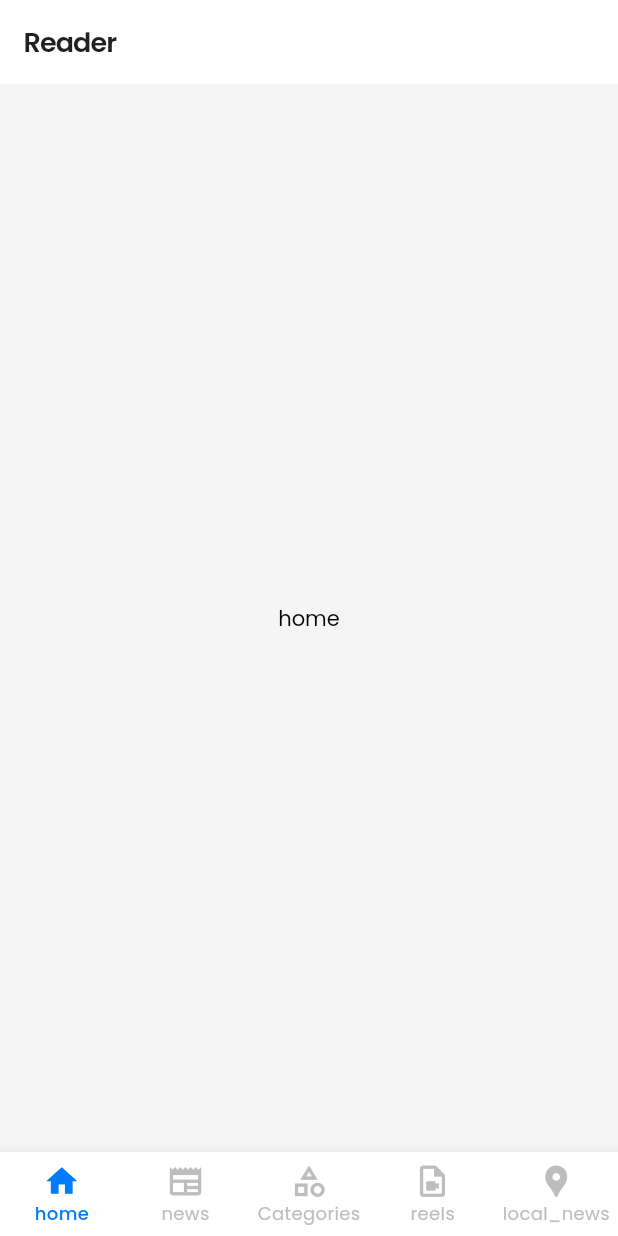
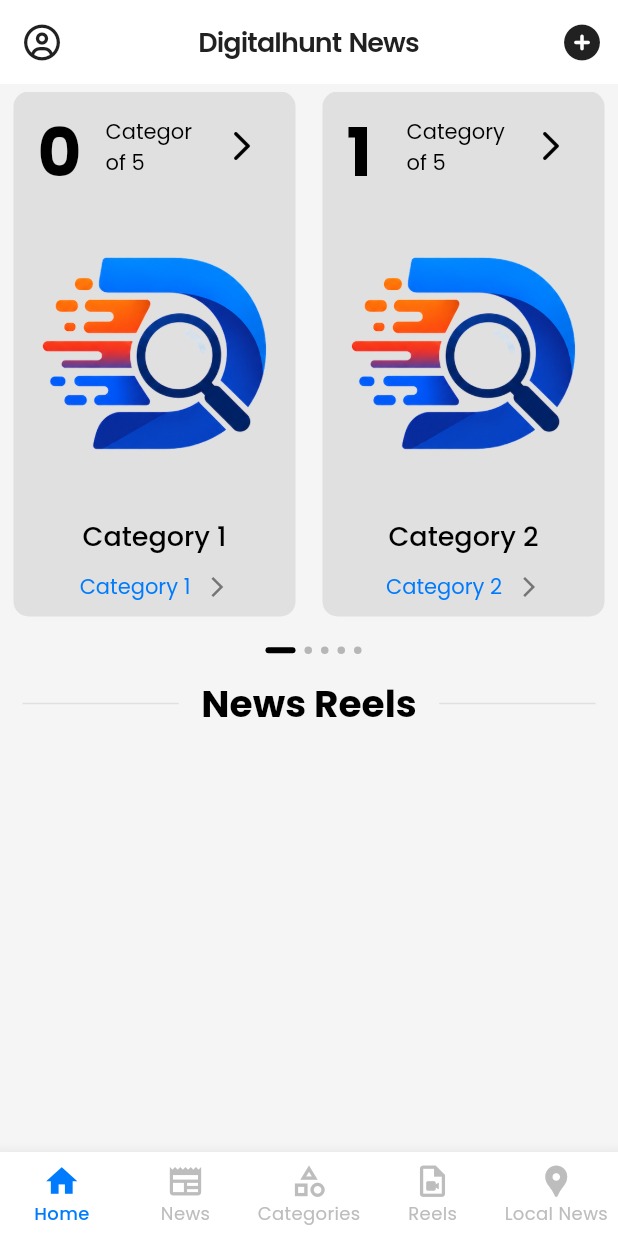
Before and after one commit to Patiyang/digitalhunt, a Flutter app: the HomeNav screen opened directly, on a phone screen of 412 x 824 dp. Run offline on Flutter 3.47's test engine with Material 3 defaults, Android fonts, the phone set to English and light mode, and no system bars; drawn by our look-alikes of dots_indicator; our stand-ins replace app_links, cached_network_image, chewie, easy_localization, firebase_analytics, firebase_core and 15 more; missing offline and left inert: flutter_web_browser; accounts and stored records are empty; project files that could hold a hidden picture were left out.

Commit message:
home page update

```diff
--- a/Assets/translations/en.json
+++ b/Assets/translations/en.json
@@ -45,5 +45,10 @@
   "intro-description3": "Discover stories tailored to your interests, with fresh updates and breaking news whenever they happen.",
   "about_us": "About Us",
   "terms": "Terms and conditions",
-  "contact_us": "Contact Us"
+  "contact_us": "Contact Us",
+  "home":"Home",
+  "news":"News",
+  "reels":"Reels",
+  "local_news":"Local News",
+  "news_reels":"News Reels"
 }
--- /dev/null
+++ b/lib/Models/reel_model.dart
@@ -0,0 +1,7 @@
+class ReelModel {
+  static const ID = 'id';
+  static const TITLE = 'title';
+  static const URL = 'url';
+  static const DESCRIPTION = 'description';
+
+}
--- a/lib/Models/theme_model.dart
+++ b/lib/Models/theme_model.dart
@@ -20,12 +20,17 @@ class ThemeModel {
     useMaterial3: true,
     iconTheme: IconThemeData(color: Colors.grey[600]),
     fontFamily: _fontFamily,
+    listTileTheme: ListTileThemeData(
+      titleTextStyle: TextStyle(fontSize: 14),
+      shape: RoundedRectangleBorder(borderRadius: BorderRadiusGeometry.circular(10)),
+      textColor: Colors.black,
+    ),
     scaffoldBackgroundColor: Colors.grey[100],
     brightness: Brightness.light,
     primaryColorDark: Colors.grey[800],
     primaryColorLight: Colors.white,
     secondaryHeaderColor: Colors.grey[600],
-dividerTheme: DividerThemeData(color:Colors.grey[300] ),
+    dividerTheme: DividerThemeData(color: Colors.grey[300]),
     shadowColor: Colors.grey[300],
     appBarTheme: AppBarTheme(
       systemOverlayStyle: SystemUiOverlayStyle.dark,
@@ -55,8 +60,8 @@ dividerTheme: DividerThemeData(color:Colors.grey[300] ),
   final darkMode = ThemeData(
     primaryColor: Config().appColor,
     // primarySwatch: getMaterialColorFromColor(Config().appColor),
-    colorScheme: ColorScheme.dark(surface: Colors.grey[900]!).copyWith(primary: Config().appColor,),
-        // colorScheme: ColorScheme.fromSeed(seedColor: Config().appColor).copyWith(primary: Config().appColor, brightness: Brightness.dark,surface: Colors.grey[900]!,), // Generates a cohesive blue color scheme
+    colorScheme: ColorScheme.dark(surface: Colors.grey[900]!).copyWith(primary: Config().appColor),
+    // colorScheme: ColorScheme.fromSeed(seedColor: Config().appColor).copyWith(primary: Config().appColor, brightness: Brightness.dark,surface: Colors.grey[900]!,), // Generates a cohesive blue color scheme
 
     // colorSchemeSeed: Colors.blue, // Generates a cohesive blue color scheme
     useMaterial3: true,
@@ -64,8 +69,12 @@ dividerTheme: DividerThemeData(color:Colors.grey[300] ),
     fontFamily: _fontFamily,
     scaffoldBackgroundColor: Color(0xff303030),
     // brightness: Brightness.dark,
-    dividerTheme: DividerThemeData(color:Color(0xff282828)),
-
+    dividerTheme: DividerThemeData(color: Color(0xff282828)),
+ listTileTheme: ListTileThemeData(
+      titleTextStyle: TextStyle(fontSize: 14),
+      shape: RoundedRectangleBorder(borderRadius: BorderRadiusGeometry.circular(10)),
+      textColor: Colors.white
+    ),
     primaryColorDark: Colors.grey[300],
     primaryColorLight: Colors.grey[800],
     secondaryHeaderColor: Colors.grey[400],
--- a/lib/Views/pages/home.dart
+++ b/lib/Views/pages/home.dart
@@ -1,4 +1,9 @@
+import 'package:digitalhunt/utils/config/config.dart';
+import 'package:digitalhunt/utils/loading_cards.dart';
 import 'package:digitalhunt/widgets/custom_text.dart';
+import 'package:digitalhunt/widgets/home_category_card.dart';
+import 'package:digitalhunt/widgets/profile_category_icon.dart';
+import 'package:dots_indicator/dots_indicator.dart';
 import 'package:easy_localization/easy_localization.dart';
 import 'package:flutter/material.dart';
 
@@ -10,8 +15,68 @@ class HomePage extends StatefulWidget {
 }
 
 class _HomePageState extends State<HomePage> {
+  List<CategoryItem> categories = [
+    CategoryItem(categoryImage: Config().icon, categoryTitle: 'Category 1'),
+    CategoryItem(categoryImage: Config().icon, categoryTitle: 'Category 2'),
+    CategoryItem(categoryImage: Config().icon, categoryTitle: 'Category 3'),
+    CategoryItem(categoryImage: Config().icon, categoryTitle: 'Category 4'),
+    CategoryItem(categoryImage: Config().icon, categoryTitle: 'Category 5'),
+  ];
+  int listIndex = 0;
   @override
   Widget build(BuildContext context) {
-    return  Scaffold(body: Center(child:  CustomText(text: 'home'.tr()),),);
+    return Scaffold(
+      body: ListView(
+        physics: NeverScrollableScrollPhysics(),
+        children: [
+          SizedBox(height: 5),
+
+          Container(
+            height: 350,
+            child: PageView.builder(
+              pageSnapping: false,padEnds: false,
+              controller: PageController(initialPage: 0,viewportFraction: .5),
+              scrollDirection: Axis.horizontal,
+              itemCount: categories.isEmpty ? 3 : categories.length,
+              onPageChanged: (index) {
+                if (mounted) {
+                  setState(() {
+                    listIndex = index;
+                  });
+                }
+              },
+              itemBuilder: (BuildContext context, int index) {
+                if (categories.isEmpty) return LoadingCard(height: 200, width: 100);
+                return HomeCategoryCard(categoryItem: categories[index], index: index, total: categories.length);
+              },
+            ),
+          ),
+          SizedBox(height: 20),
+          Center(
+            child: DotsIndicator(
+              dotsCount: categories.isEmpty ? 3 : categories.length,
+              position: listIndex.toDouble(),
+              decorator: DotsDecorator(
+                color: Colors.black26,
+                activeColor: Colors.black,
+                spacing: EdgeInsets.only(left: 6),
+                size: const Size.square(5.0),
+                activeSize: const Size(20.0, 4.0),
+                activeShape: RoundedRectangleBorder(borderRadius: BorderRadius.circular(5)),
+              ),
+            ),
+          ),
+          SizedBox(height: 15),
+
+          Row(crossAxisAlignment: CrossAxisAlignment.center,
+            children: [
+              Expanded(child: Divider(endIndent: 15, indent: 15)),
+              CustomText(text: 'news_reels'.tr(), fontWeight: FontWeight.bold, size:25 ,),
+              Expanded(child: Divider(endIndent: 15, indent: 15)),
+            ],
+          ),
+        ],
+      ),
+    );
   }
 }
--- a/lib/Views/pages/home_navigation.dart
+++ b/lib/Views/pages/home_navigation.dart
@@ -14,6 +14,7 @@ import 'package:digitalhunt/widgets/page_item.dart';
 import 'package:easy_localization/easy_localization.dart';
 import 'package:flutter/material.dart';
 import 'package:flutter/services.dart';
+import 'package:font_awesome_flutter/font_awesome_flutter.dart';
 import 'package:line_icons/line_icons.dart';
 import 'package:provider/provider.dart';
 
@@ -71,7 +72,7 @@ class _HomeNavState extends State<HomeNav> {
   @override
   Widget build(BuildContext context) {
     final screenHeight = MediaQuery.sizeOf(context).height;
-
+    final bb = context.watch<BottomNavBloc>();
     return PopScope(
       onPopInvokedWithResult: (val, res) {
         _onWillPop();
@@ -90,7 +91,14 @@ class _HomeNavState extends State<HomeNav> {
             duration: const Duration(milliseconds: 300),
             curve: Curves.easeOut,
 
-            child: AppBar(title: const Text('Reader'), automaticallyImplyLeading: false, automaticallyImplyActions: false),
+            child: AppBar(
+              title: bb.currentIndex == 0 || bb.currentIndex == 2 ? Text('Digitalhunt News') : Icon(iconList[bb.currentIndex]),
+              automaticallyImplyLeading: false,
+              automaticallyImplyActions: false,
+              centerTitle: true,
+              leading: IconButton(onPressed: () => _scaffoldKey.currentState!.openDrawer(), icon: FaIcon(FontAwesomeIcons.circleUser)),
+              actions: [IconButton(onPressed: () => _scaffoldKey.currentState!.openDrawer(), icon: FaIcon(FontAwesomeIcons.circlePlus))],
+            ),
           ),
         ),
 
@@ -124,6 +132,8 @@ class _HomeNavState extends State<HomeNav> {
           curve: Curves.easeOut,
           child: ChangeNotifierProvider(create: (context) => BottomNavBloc(), child: _bottomNavigationBar()),
         ),
+        drawerEnableOpenDragGesture: false,
+        endDrawerEnableOpenDragGesture: false,
         drawer: Drawer(child: _drawerWidget(), width: MediaQuery.of(context).size.width),
         endDrawer: Drawer(child: _endDrawerWidget(), width: MediaQuery.of(context).size.width),
       ),
--- a/lib/Views/pages/profile.dart
+++ b/lib/Views/pages/profile.dart
@@ -44,12 +44,12 @@ class ProfileSettingsState extends State<ProfileSettings> {
         leading: Row(
           mainAxisSize: MainAxisSize.min,
           children: [
-            IconButton(
-              onPressed: () {
-                nextScreen(context, Settings());
-              },
-              icon: FaIcon(FontAwesomeIcons.gears, size: 14),
-            ),
+            // IconButton(
+            //   onPressed: () {
+            //     nextScreen(context, Settings());
+            //   },
+            //   icon: FaIcon(FontAwesomeIcons.gears, size: 14),
+            // ),
             IconButton(onPressed: () {}, icon: FaIcon(FontAwesomeIcons.magnifyingGlass, size: 14)),
           ],
         ),
--- a/lib/widgets/custom_profile_list_tile.dart
+++ b/lib/widgets/custom_profile_list_tile.dart
@@ -12,14 +12,14 @@ class ProfileListTile extends StatefulWidget {
 class _ProfileListTileState extends State<ProfileListTile> {
   @override
   Widget build(BuildContext context) {
-    return ListTile(shape: RoundedRectangleBorder(borderRadius: BorderRadiusGeometry.circular(10)),
+    return ListTile(
       leading: widget.customProfileListTile.leadingImage,
       title: CustomText(text: widget.customProfileListTile.title),
-      titleTextStyle: TextStyle(fontSize: 14),
-
+      // titleTextStyle: TextStyle(fontSize: 14),textColor: Colors.black,
+      shape: RoundedRectangleBorder(borderRadius: BorderRadiusGeometry.circular(10)),
       trailing: widget.customProfileListTile.trailing,
       onTap: widget.customProfileListTile.callback,
-      contentPadding: EdgeInsets.symmetric(horizontal:5),
+      contentPadding: EdgeInsets.symmetric(horizontal: 5),
     );
   }
 }
@@ -30,5 +30,10 @@ class CustomProfileListTile {
   final Widget trailing;
   final VoidCallback callback;
 
-  CustomProfileListTile({required this.leadingImage, required this.title, this.trailing = const Icon(Icons.arrow_forward_ios, size: 18,), required this.callback});
+  CustomProfileListTile({
+    required this.leadingImage,
+    required this.title,
+    this.trailing = const Icon(Icons.arrow_forward_ios, size: 18),
+    required this.callback,
+  });
 }
--- /dev/null
+++ b/lib/widgets/home_category_card.dart
@@ -0,0 +1,51 @@
+import 'package:digitalhunt/utils/config/config.dart';
+import 'package:digitalhunt/widgets/custom_text.dart';
+import 'package:digitalhunt/widgets/profile_category_icon.dart';
+import 'package:flutter/material.dart';
+
+class HomeCategoryCard extends StatelessWidget {
+  final CategoryItem categoryItem;
+  final int index;
+  final int total;
+
+  const HomeCategoryCard({super.key, required this.categoryItem, required this.index, required this.total});
+
+  @override
+  Widget build(BuildContext context) {
+    return Container(
+      // height: 400,
+      width: 130,
+      margin: EdgeInsets.symmetric(horizontal: 9),
+      decoration: BoxDecoration(
+        borderRadius: BorderRadius.circular(10),
+        image: DecorationImage(image: AssetImage(Config().icon),fit: BoxFit.contain,),
+        color: Theme.of(context).shadowColor,
+      ),
+      child: Column(
+        mainAxisSize: MainAxisSize.min,
+        mainAxisAlignment: MainAxisAlignment.center,
+        crossAxisAlignment: CrossAxisAlignment.center,
+        children: [
+          ListTile(
+            leading: CustomText(text: index.toString(), size: 45, fontWeight: FontWeight.bold),
+            title: CustomText(text: categoryItem.categoryTitle),
+            subtitle: CustomText(text: '${'of'} $total'),
+            trailing: Icon(Icons.arrow_forward_ios_rounded),
+          ),
+          Spacer(),
+          CustomText(text: categoryItem.categoryTitle, size: 18, fontWeight: FontWeight.w500),
+          SizedBox(height: 10),
+          Row(
+            mainAxisSize: MainAxisSize.min,
+            children: [
+              CustomText(text: categoryItem.categoryTitle, color: Config().appColor),
+              SizedBox(width: 10),
+              Icon(Icons.arrow_forward_ios, size: 16),
+            ],
+          ),          SizedBox(height: 10),
+
+        ],
+      ),
+    );
+  }
+}
```
